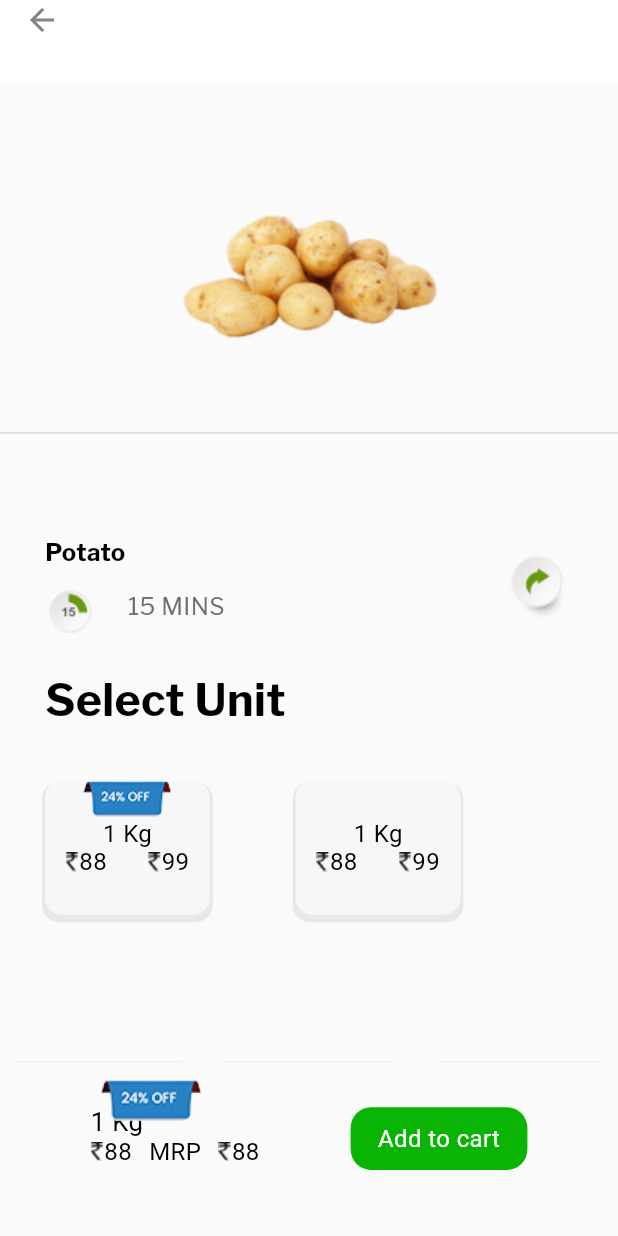
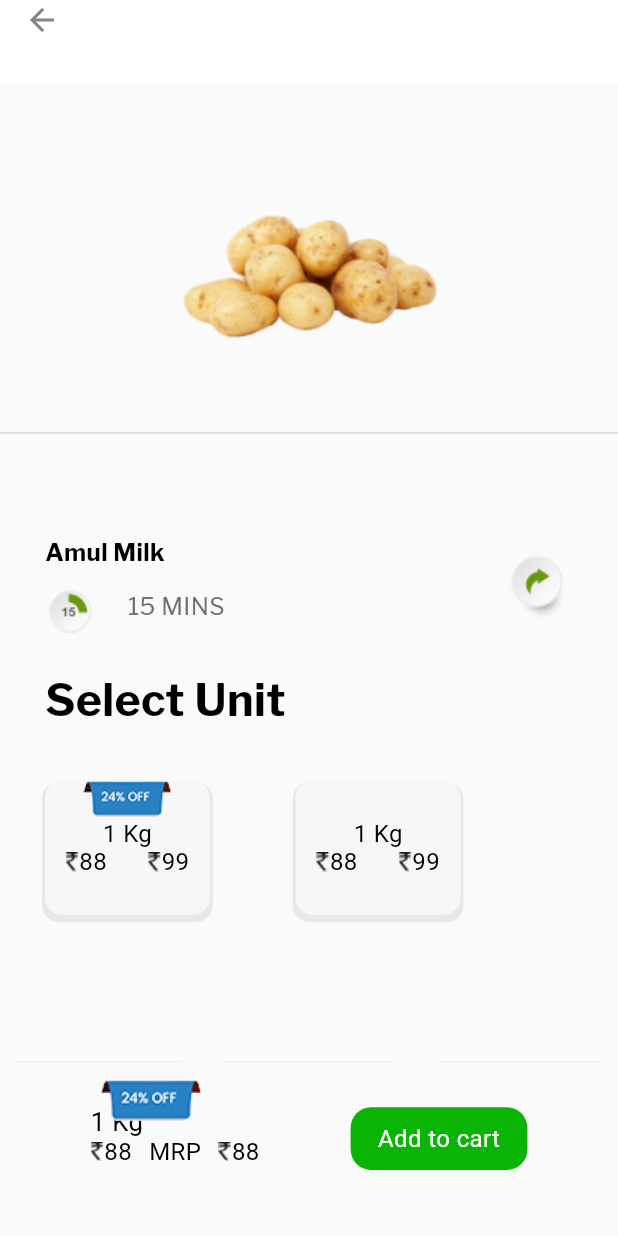
Before and after one commit to iamnilam/grocery, a Flutter app: the ProductDairyPage screen opened directly with empty values, on a phone screen of 412 x 824 dp. Run offline on Flutter 3.47's test engine with Material 2 defaults, Android fonts, the phone set to English and light mode, and no system bars; our stand-ins replace firebase_auth, firebase_core, firebase_messaging, flutter_screenutil, get, google_fonts and 2 more; accounts and stored records are empty.

Commit message:
working on new product pages

```diff
--- a/lib/src/features/authentication/screens/product/productDairyScreen.dart
+++ b/lib/src/features/authentication/screens/product/productDairyScreen.dart
@@ -17,7 +17,7 @@ class ProductDairyPage extends StatelessWidget {
     var name;
     String image = "";
     if (index == 0) {
-      name = "Potato";
+      name = "Amul Milk";
       image = vegetables1;
     } else if (index == 2) {
       name = "Pumpkin  ";
```
